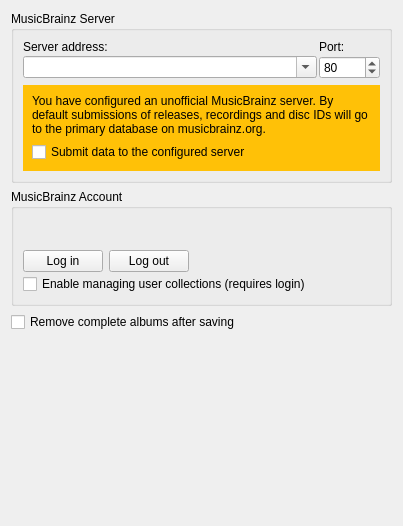
First picture: the form in ui/options_general.ui, repository metabrainz/picard, before the edit.
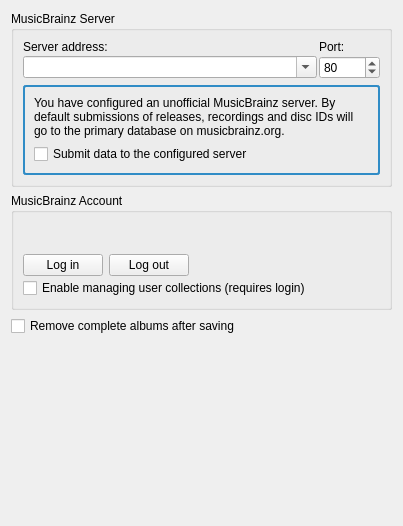
Second picture: the form after the edit.

Commit message: PICARD-3426: Fix invisible checkmark of the submit-data checkbox in the server warning

Patch:
```diff
--- a/ui/options_general.ui
+++ b/ui/options_general.ui
@@ -78,8 +78,7 @@
       <item row="3" column="0" colspan="2">
        <widget class="QFrame" name="server_host_primary_warning">
         <property name="styleSheet">
-         <string notr="true">QFrame { background-color: #ffc107; color: black }
-QCheckBox { color: black }</string>
+         <string notr="true">#server_host_primary_warning { border: 2px solid palette(highlight); border-radius: 3px }</string>
         </property>
         <property name="frameShape">
          <enum>QFrame::Shape::NoFrame</enum>
```
The commit also changes 1 other file.
